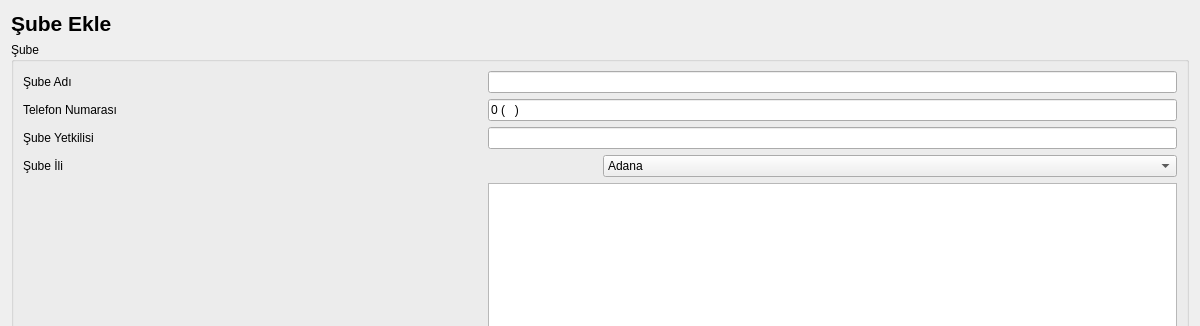
Old version of the form UI/VeriFormlari/krgsubebilgileriekle.ui in the repository Alder-Team/KargoOtomasyonu; both pictures show x 0 to 1200 and y 0 to 326 of the 1200 by 700 pixel window.
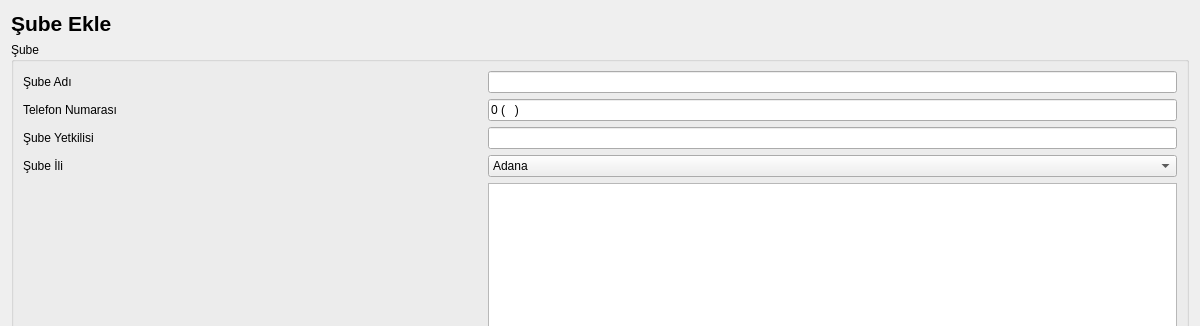
New version of the form.

Commit message: görsel düzenleme yapıldı (kargolistesi, subeekle)

The edit to the form file:
```diff
--- a/UI/VeriFormlari/krgsubebilgileriekle.ui
+++ b/UI/VeriFormlari/krgsubebilgileriekle.ui
@@ -94,7 +94,7 @@
            </layout>
           </item>
           <item>
-           <layout class="QHBoxLayout" name="horizontalLayout_6">
+           <layout class="QHBoxLayout" name="horizontalLayout_6" stretch="2,3">
             <item>
              <widget class="QLabel" name="label">
               <property name="text">
```
The commit also changes 2 other files.
